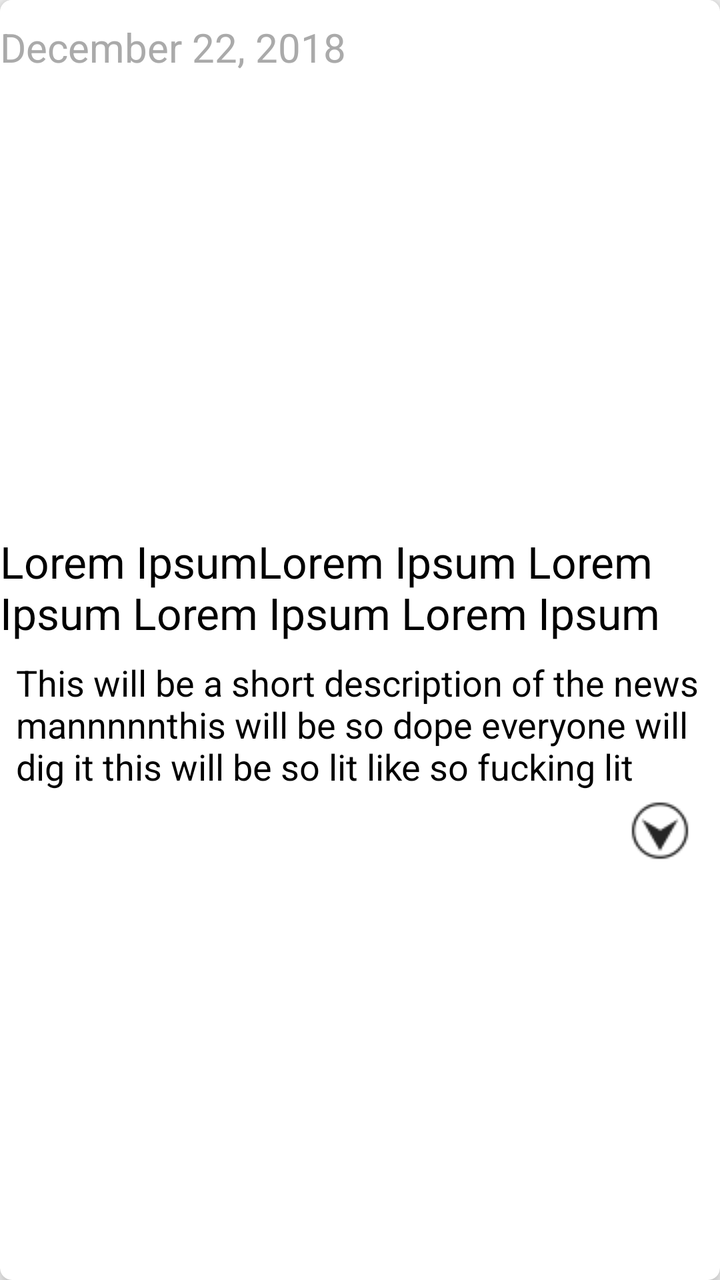
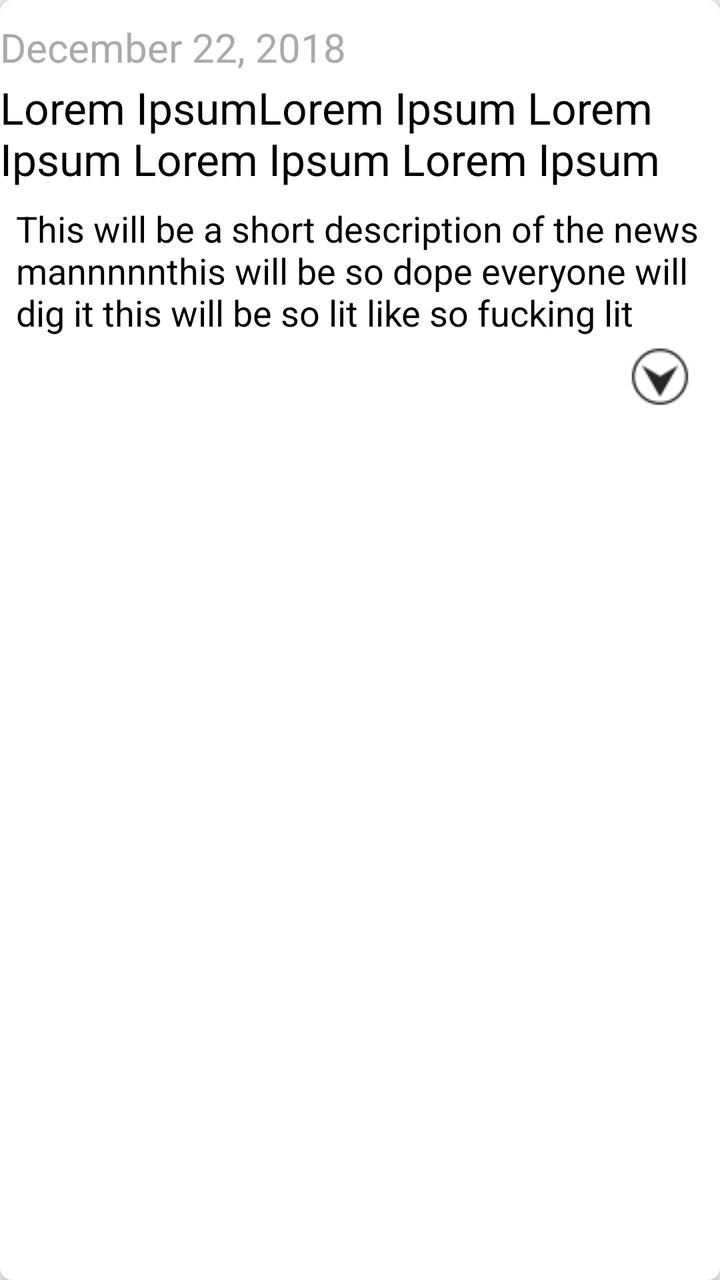

Compare the two renders of this Android layout. The source of the first and the diff that turns it into the second are given below.
<!-- AndroidManifest.xml: application theme AppTheme -->
<!-- res/layout/article.xml -->
<?xml version="1.0" encoding="utf-8"?>
<androidx.cardview.widget.CardView xmlns:android="http://schemas.android.com/apk/res/android"
    xmlns:app="http://schemas.android.com/apk/res-auto"
    android:layout_width="match_parent"
    android:layout_height="wrap_content"
    android:layout_margin="8dp"
    android:background="#c0c0c0"
    app:cardElevation="6dp"
    app:cardCornerRadius="6dp"
    >

    <LinearLayout
        android:layout_width="match_parent"
        android:layout_height="wrap_content"
        android:orientation="vertical"
        android:padding="0dp"
        android:layout_marginRight="0dp"
        android:layout_marginLeft="0dp"
        android:background="#ffffff">
        <TextView
            android:layout_width="match_parent"
            android:layout_height="wrap_content"
            android:textAlignment="textEnd"
            android:layout_gravity="end"
            android:text="December 22, 2018"
            android:layout_marginTop="10dp"
            android:textSize="20sp"
            android:textColor="#aaa"
            android:layout_marginRight="8dp"
            android:id = "@+id/artTime"/>

        <ImageView
            android:id="@+id/artImg"
            android:layout_width="match_parent"
            android:layout_height="227dp"
            android:layout_gravity="center"
            android:scaleType="centerCrop"

            />

        <TextView
            android:id="@+id/artTitle"
            android:layout_width="match_parent"
            android:layout_height="wrap_content"
            android:layout_marginTop="2dp"
            android:layout_marginBottom="8dp"
            android:text="Lorem IpsumLorem Ipsum Lorem Ipsum Lorem Ipsum Lorem Ipsum"
            android:textAlignment="center"
            android:textColor="#000"
            android:textSize="22sp" />

        <TextView
            android:id="@+id/artDesc"
            android:layout_width="match_parent"
            android:layout_height="wrap_content"
            android:text="This will be a short description of the news mannnnnthis will be so dope everyone will dig it this will be so lit like so fucking lit This will be a short description of the news mannnnnthis will be so dope everyone will dig it this will be so lit like so fucking lit This will be a short description of the news mannnnnthis will be so dope everyone will dig it this will be so lit like so fucking lit"
            android:layout_marginLeft="8dp"
            android:textSize="18sp"
            android:textColor="#000"
            android:textAlignment="textStart"
            android:layout_gravity="start"
            android:maxLines="3"
            android:ellipsize="marquee"/>

        <ImageButton
            android:id="@+id/btnExpand"
            android:padding="0dp"
            android:layout_gravity="right"
            android:layout_marginRight="15dp"
            android:layout_marginBottom="8dp"
            android:layout_marginTop="5dp"
            android:layout_width="wrap_content"
            android:layout_height="wrap_content"
            app:srcCompat="@drawable/expand" />
    </LinearLayout>

</androidx.cardview.widget.CardView>
<!-- resources referenced by this layout -->
<resources>
  <!-- drawable expand: png bitmap (drawable, 5519 bytes) -->
  <style name="AppTheme" parent="Theme.AppCompat.Light.DarkActionBar">
          
          <item name="colorPrimary">#2d7e9b</item>
          <item name="colorPrimaryDark">@color/colorPrimaryDark</item>
          <item name="colorAccent">@color/colorAccent</item>
          <item name="android:textColorPrimary">#000000</item>
          <item name="android:textColor">#000</item>
  
  
          <item name="android:colorBackground">@color/background_material_light</item>
          <item name="android:textColorSecondaryInverse">@color/colorAccent</item>
      </style>
  <color name="colorPrimaryDark">#1540AE</color>
  <color name="colorAccent">#aabbff</color>
  <color name="background_material_light">#f5f5f5</color>
</resources>

<!-- the commit's change to res/layout/article.xml (unified diff, before → after) -->
@@ -29,14 +29,11 @@
             android:layout_marginRight="8dp"
             android:id = "@+id/artTime"/>
 
-        <ImageView
-            android:id="@+id/artImg"
+        <androidx.recyclerview.widget.RecyclerView
+            android:id="@+id/lstArtImg"
             android:layout_width="match_parent"
-            android:layout_height="227dp"
-            android:layout_gravity="center"
-            android:scaleType="centerCrop"
-
-            />
+            android:layout_height="wrap_content">
+        </androidx.recyclerview.widget.RecyclerView>
 
         <TextView
             android:id="@+id/artTitle"
